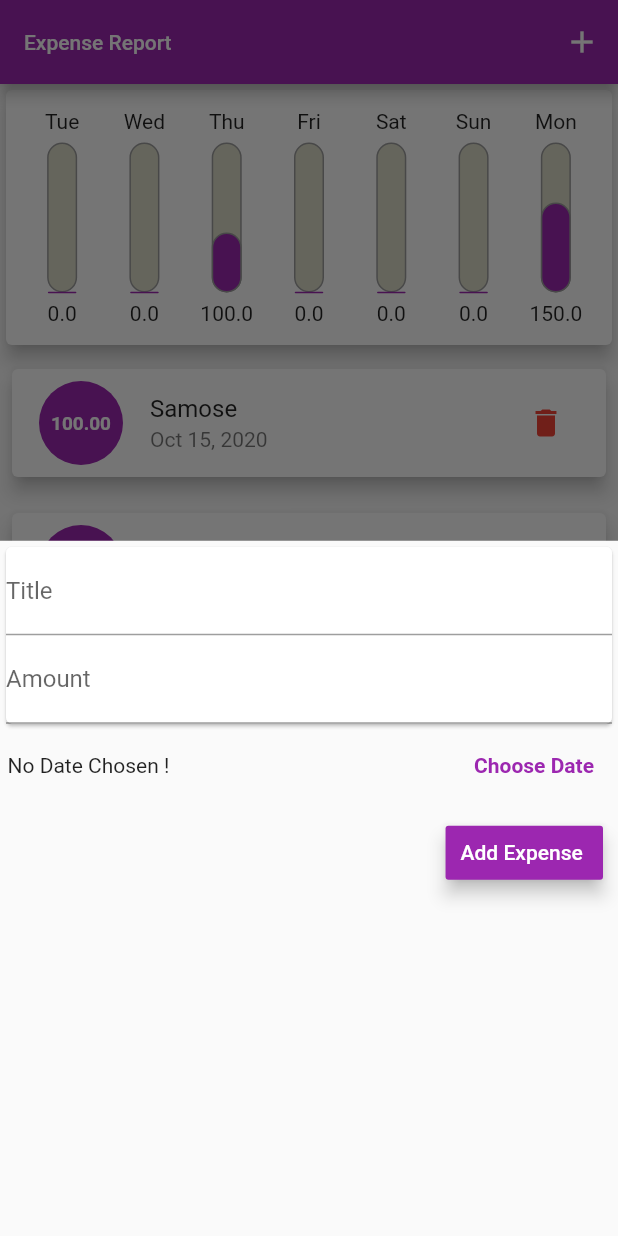
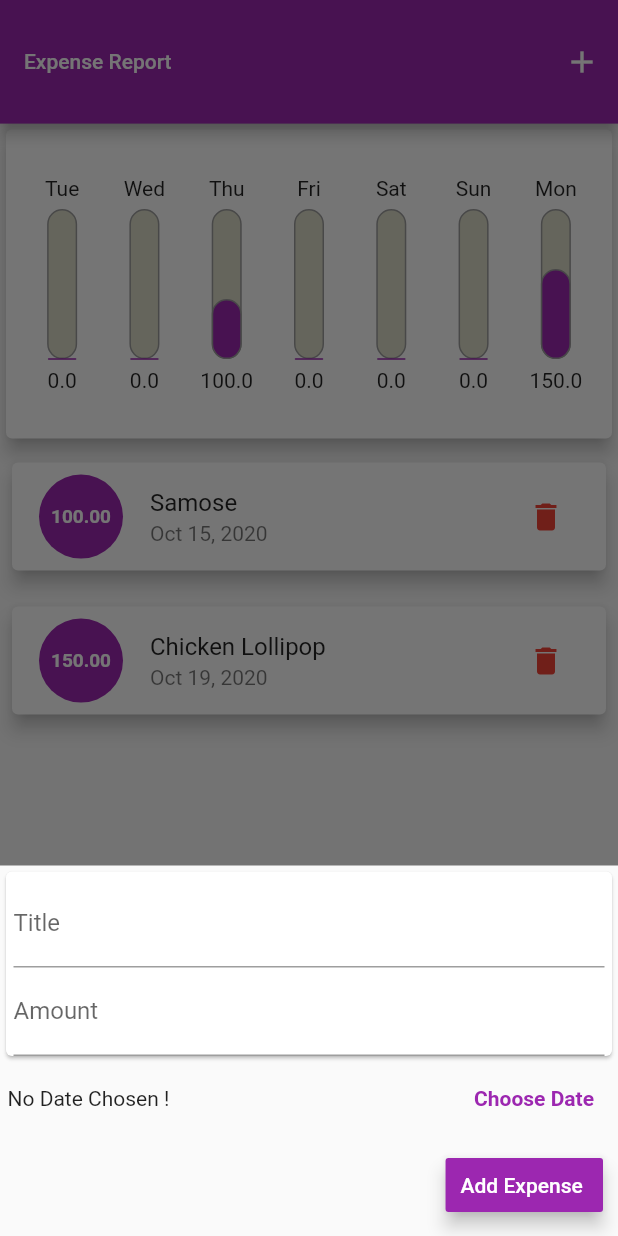
Before and after one commit to AbhiGang699/ExpenseReport, a Flutter app: the screen it shows after launch, after a tap on the "add" icon, on a phone screen of 412 x 824 dp. Run offline on Flutter 3.47's test engine with Material 2 defaults, Android fonts, the phone set to English and light mode, and no system bars; Roboto replaces fonts that are missing (Monotype Corsiva).

Commit message:
All bugs to my knowledge fixed .

```diff
--- a/lib/main.dart
+++ b/lib/main.dart
@@ -31,6 +31,7 @@ class MyHomePage extends StatefulWidget{
 
 class _MyHomePageState extends State<MyHomePage> {
 
+  bool _showChart=false;
   final List<Transaction> expenses = [
     Transaction(
       id: DateTime.now().toString(),
@@ -71,7 +72,7 @@ class _MyHomePageState extends State<MyHomePage> {
           onTap: (){},
           child : InputTransactions(func),
           behavior: HitTestBehavior.opaque,
-        onDoubleTap: ()=>AnimatedIcons.close_menu,
+        // onDoubleTap: ()=>AnimatedIcons.close_menu,
       );
     });
   }
@@ -79,8 +80,12 @@ class _MyHomePageState extends State<MyHomePage> {
 
    @override
   Widget build(BuildContext context){
+    bool _isLandscape = (MediaQuery.of(context).orientation == Orientation.landscape);
+    var _bodyHeight = MediaQuery.of(context).size.height;
+    var _bodyWidth =  MediaQuery.of(context).size.height;
     return Scaffold(
       appBar: AppBar(
+        toolbarHeight: _bodyHeight * 0.1,
         title: Container(
           width: 100,
           child: Text('Expense Report' , style: TextStyle(fontSize: 14),),
@@ -90,44 +95,72 @@ class _MyHomePageState extends State<MyHomePage> {
         ],
       ),
       body:SingleChildScrollView(
+        child: Container(
+          height: _bodyHeight*0.9,
           child: Column(
-          //mainAxisAlignment: MainAxisAlignment.spaceEvenly,
-          crossAxisAlignment: CrossAxisAlignment.end,
+            mainAxisAlignment: MainAxisAlignment.start,
+            crossAxisAlignment: CrossAxisAlignment.center,
             children: <Widget>[
+              if(_isLandscape==true)
+              Container(
+                  height: _bodyHeight*0.05,
+                  child: Row(
+                    mainAxisAlignment: MainAxisAlignment.center,
+                    children: [
+                      SizedBox(height: _bodyHeight*0.05),
+                      Text("Show Chart : "),
+                      Switch(
+                          value: _showChart,
+                          onChanged: (val){
+                        setState(() {
+                          _showChart=val;
+                        });
+                      }),
+                      SizedBox(height: _bodyHeight*0.05,),
+                    ],
+                  ),
+                ),
+              if(_showChart== true && _isLandscape==true || _isLandscape==false)
               Card(
                 elevation: 5,
                 //color: Colors.blue,
                 child: Container(
+                  height: (_isLandscape )? _bodyHeight*0.7:_bodyHeight*0.25,
                   width: double.infinity,
                   child: Chart(expenses),
                 ),
-            ),
+              )
+              ,
+              if(_isLandscape==true && _showChart==false || _isLandscape==false)
               Column(
                   children:[
+                      expenses.isEmpty ?
                       Container(
-                    height: 500,
-                    child:expenses.isEmpty ?
-                    Container(
-                      height: 300,
+                        width: _bodyWidth*0.7,
+                        height: _isLandscape ? _bodyHeight*0.7 : _bodyHeight*0.4,
                         child:Column(
                          children : [
+                           SizedBox(height: _bodyHeight*0.02),
                            Text("Nothing to show yet !!! ",style: TextStyle(fontWeight: FontWeight.bold),),
-                         SizedBox(height: 10),
+                           SizedBox(height: _bodyHeight*0.02),
                            Image.asset('assets/images/nothingHere.png' ,
-                        fit: BoxFit.contain,
+                          fit: BoxFit.cover,
                         ),
-                    ]),)
-                        : ListView.builder(
+                      ]),
+                      )
+                          : Container(
+                        height: _isLandscape ? _bodyHeight*0.7 : _bodyHeight*0.5,
+                            child:ListView.builder(
                         itemBuilder: (ctx ,index){
                             return showTrans(expenses[index],deleteTransaction);
                         },
                         itemCount: expenses.length,
                       ),
                            ),
-
                   ]
               )
             ],
+          ),
         ),
       ),
       floatingActionButtonLocation: FloatingActionButtonLocation.centerFloat,
--- a/lib/widgets/input_transactions.dart
+++ b/lib/widgets/input_transactions.dart
@@ -53,10 +53,18 @@ class _InputTransactions extends State<InputTransactions>{
 
 
   Widget build(BuildContext context){
-    return Column(
+    return SingleChildScrollView(
+        child: Column(
           crossAxisAlignment: CrossAxisAlignment.end,
           children: [
             Card(
+              child: Container(
+                padding: EdgeInsets.only(
+                  left: 5,
+                  right: 5,
+                  top: 5,
+                  bottom: MediaQuery.of(context).viewInsets.bottom,
+                ),
                 child: Column(
                   children: [
                     TextField(
@@ -72,6 +80,7 @@ class _InputTransactions extends State<InputTransactions>{
                         onSubmitted: (_)=>localFunction
                     ),
                   ],
+                ),
               ),
             ),
 
@@ -107,6 +116,7 @@ class _InputTransactions extends State<InputTransactions>{
               ),
             ),
           ],
+        ),
     );
   }
 }
```
Lines whose indentation alone changed are shown as unchanged.
